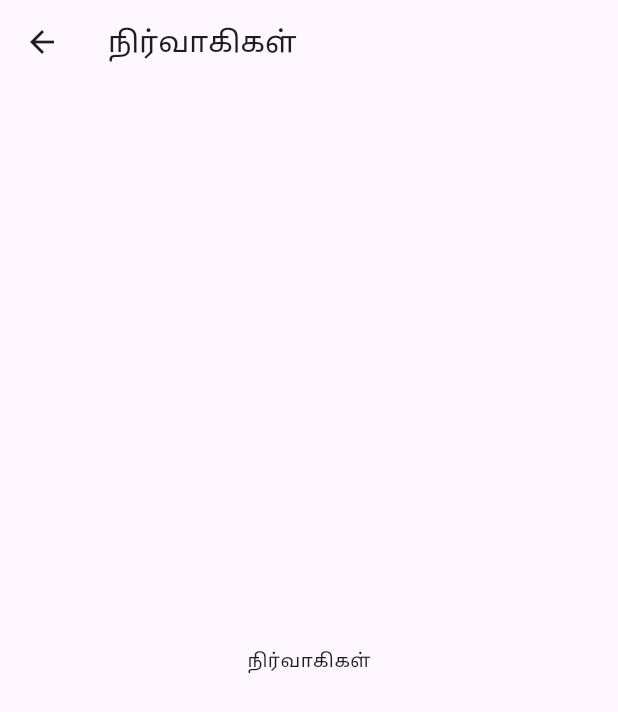
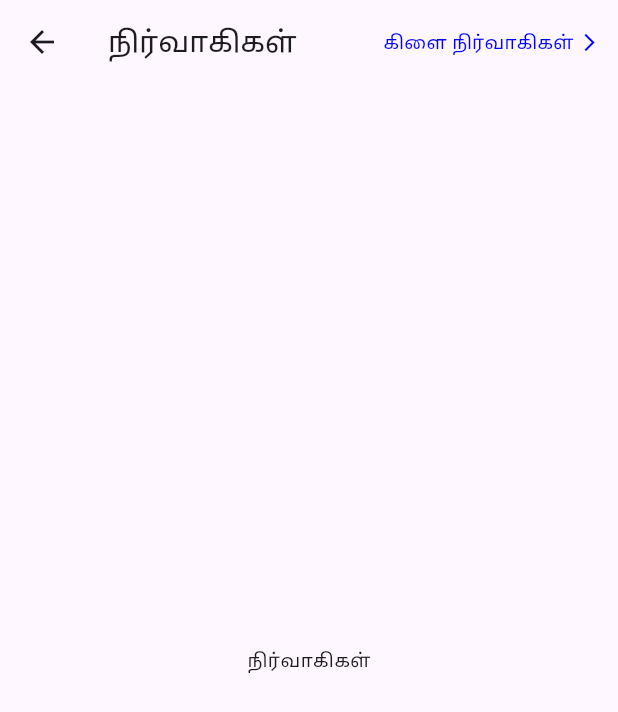
Before and after one commit to Kamal1701/jamad_app, a Flutter app: the JamadContantPageScreen screen opened directly, on a phone screen of 412 x 824 dp. Shown: the top 712 px of the screen. Run offline on Flutter 3.47's test engine with Material 3 defaults, Android fonts, the light colour scheme and no system bars; our stand-ins replace get.

Commit message:
added action button on contact page

```diff
--- a/lib/screens/jamad_contact_page_screen.dart
+++ b/lib/screens/jamad_contact_page_screen.dart
@@ -1,4 +1,7 @@
 import 'package:flutter/material.dart';
+import 'package:get/get.dart';
+import 'package:jamad_app/screens/jamad_branch_administer_page_screen.dart';
+import 'package:jamad_app/screens/jamad_pengal_bayan_screen.dart';
 
 class JamadContantPageScreen extends StatelessWidget {
   const JamadContantPageScreen({super.key});
@@ -9,6 +12,30 @@ class JamadContantPageScreen extends StatelessWidget {
       child: Scaffold(
         appBar: AppBar(
           title: const Text("நிர்வாகிகள்"),
+          actions: <Widget>[
+            TextButton(
+              onPressed: () {
+                Get.back();
+                Get.to(() => const JamadBranceAdministerPageScreen());
+              },
+              child: const Row(
+                children: [
+                  Text(
+                    'கிளை நிர்வாகிகள் ',
+                    style: TextStyle(
+                      fontSize: 14,
+                      color: Color.fromRGBO(0, 0, 255, 1),
+                    ),
+                  ),
+                  Icon(
+                    Icons.arrow_forward_ios,
+                    size: 14,
+                    color: Color.fromRGBO(0, 0, 255, 1),
+                  ),
+                ],
+              ),
+            ),
+          ],
         ),
         body: Container(
           child: const Center(child: Text("நிர்வாகிகள்")),
--- a/lib/screens/jamad_home_screen.dart
+++ b/lib/screens/jamad_home_screen.dart
@@ -154,9 +154,6 @@ class JamadHomeScreen extends StatelessWidget {
       child: Scaffold(
         appBar: AppBar(
           title: const Text("Tamilnadu Thawood Jamad"),
-          actions: const <Widget>[
-            Text('data'),
-          ],
         ),
         drawer: Drawer(
           child: ListView(
```
Also changed, not shown: lib/screens/jamad_branch_administer_page_screen.dart (added, +19 -0 lines).
